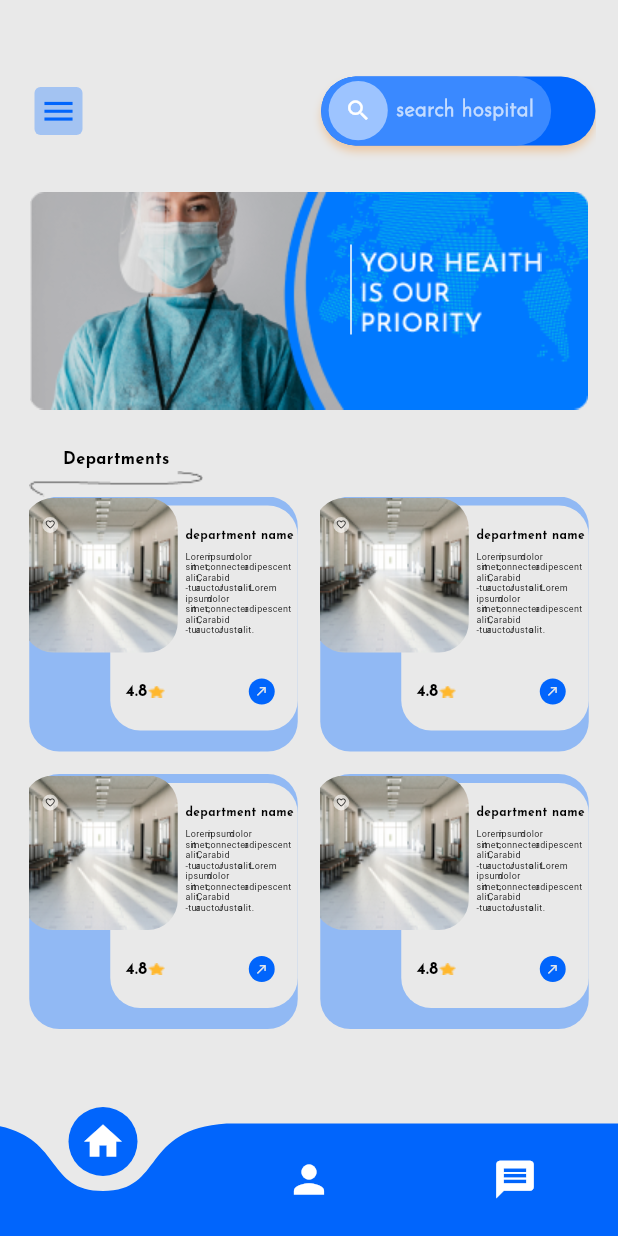
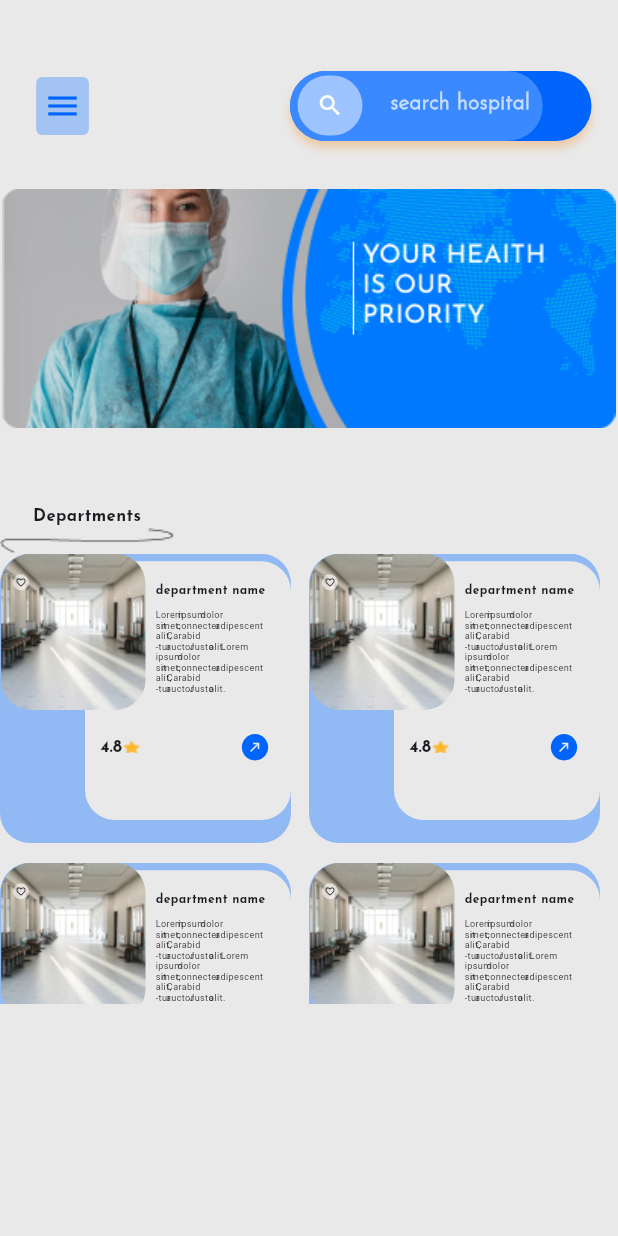
Before and after one commit to zeinaabdelnaby/task1, a Flutter app: the HomeScreen screen opened directly, on a phone screen of 412 x 824 dp. Run offline on Flutter 3.47's test engine with Material 3 defaults, Android fonts, the phone set to English and light mode, and no system bars; drawn by our look-alikes of curved_navigation_bar; our stand-ins replace flutter_screenutil, font_awesome_flutter, go_router, simple_gradient_text, syncfusion_flutter_datepicker; missing offline and left inert: autocomplete_textfield, flutter_custom_carousel_slider; Roboto replaces fonts that are missing (JosefinSans_SimiBold).

Commit message:
edits done

```diff
--- a/lib/core/utils/app_routing.dart
+++ b/lib/core/utils/app_routing.dart
@@ -92,7 +92,7 @@ abstract class AppRouters {
       ),
       GoRoute(
         path: kinfoHospitalScreen,
-        builder: (context, state) => const InfoHospitalScreen(),
+        builder: (context, state) =>  InfoHospitalScreen(),
       ),
       GoRoute(
         path: kreservationScreen,
--- a/lib/core/widgets/custom_rawMaterialButton.dart
+++ b/lib/core/widgets/custom_rawMaterialButton.dart
@@ -2,6 +2,7 @@
 
 import 'package:flutter/material.dart';
 import 'package:flutter_grad_project/core/utils/app_routing.dart';
+import 'package:flutter_screenutil/flutter_screenutil.dart';
 import 'package:go_router/go_router.dart';
 
 class CustomRawMaterialButton extends StatelessWidget {
@@ -19,14 +20,14 @@ class CustomRawMaterialButton extends StatelessWidget {
         },
         child: Icon(
           icon,
-          size: 25,
+          size: 25.sp,
           color: const Color(0xFF0165FC),
         ),
       ),
       onPressed: () {},
-      constraints: const BoxConstraints.tightFor(
-        width: 32,
-        height: 32,
+      constraints:  BoxConstraints.tightFor(
+        width: 32.w,
+        height: 38.h,
       ),
       shape: RoundedRectangleBorder(borderRadius: BorderRadius.circular(4)),
       fillColor: const Color(0xFF3A89FF).withOpacity(.4),
--- a/lib/core/widgets/custom_starRow.dart
+++ b/lib/core/widgets/custom_starRow.dart
@@ -1,4 +1,5 @@
 import 'package:flutter/material.dart';
+import 'package:flutter_screenutil/flutter_screenutil.dart';
 
 class StarRow extends StatelessWidget {
   const StarRow({super.key});
@@ -7,11 +8,11 @@ class StarRow extends StatelessWidget {
   Widget build(BuildContext context) {
     return Row(
       children: [
-        const Text(
+         Text(
           "4.8",
           style: TextStyle(
               fontWeight: FontWeight.w400,
-              fontSize: 11,
+              fontSize: 11.sp,
               fontFamily: 'JosefinSans_Bold'),
         ),
         Image.asset("assets/images/star.png")
--- a/lib/core/widgets/custom_subtitle.dart
+++ b/lib/core/widgets/custom_subtitle.dart
@@ -1,6 +1,7 @@
 // ignore_for_file: prefer_const_constructors
 
 import 'package:flutter/material.dart';
+import 'package:flutter_screenutil/flutter_screenutil.dart';
 
 class CustomSubTitle extends StatelessWidget {
   const CustomSubTitle({
@@ -17,7 +18,7 @@ class CustomSubTitle extends StatelessWidget {
       style: TextStyle(
           fontFamily: "JosefinSans_SemiBold",
           fontWeight: FontWeight.w400,
-          fontSize: 16),
+          fontSize: 16.sp),
     );
   }
 }
--- a/lib/features/explore/home/presentation/screen/home_screen.dart
+++ b/lib/features/explore/home/presentation/screen/home_screen.dart
@@ -2,6 +2,7 @@ import 'package:flutter/material.dart';
 import 'package:flutter_grad_project/core/widgets/custom_navbar.dart';
 import 'package:flutter_grad_project/core/widgets/custom_rawMaterialButton.dart';
 import 'package:flutter_grad_project/features/explore/home/presentation/widgets/custom_stack.dart';
+import 'package:flutter_screenutil/flutter_screenutil.dart';
 
 class HomeScreen extends StatefulWidget {
   const HomeScreen({super.key});
@@ -15,13 +16,15 @@ class _HomeScreenState extends State<HomeScreen> {
   Widget build(BuildContext context) {
     return Scaffold(
       backgroundColor: const Color(0xFFE9E9E9),
-      bottomNavigationBar: const CustomNavBar(),
-      body: Padding(
-        padding: const EdgeInsets.symmetric(vertical: 50.0, horizontal: 15),
-        child: SingleChildScrollView(
+      // bottomNavigationBar: const CustomNavBar(),
+      body: SingleChildScrollView(
+        child: Padding(
+          padding: EdgeInsets.only(top:46.0.h),
           child: Column(
             children: [
-              Row(
+              Padding(
+                padding:  EdgeInsets.symmetric(horizontal: 16.1.w),
+                child: Row(
                   mainAxisAlignment: MainAxisAlignment.spaceBetween,
                   children: [
                     const CustomRawMaterialButton(
@@ -30,32 +33,32 @@ class _HomeScreenState extends State<HomeScreen> {
                     Stack(
                       children: [
                         Container(
-                        width: 182.9,
-                        height: 46,
+                          width: 182.9.w,
+                          height: 46.h,
                           decoration: BoxDecoration(
                             color: const Color(0xFF0165FC),
-                          borderRadius: BorderRadius.circular(25),
+                            borderRadius: BorderRadius.circular(25.dg),
                             boxShadow: [
                               BoxShadow(
                                 color: const Color(0xFFEDA963).withOpacity(.5),
-                              blurRadius: 4,
-                              offset: const Offset(0, 4),
+                                blurRadius: 4.dg,
+                                offset:  Offset(0.dg, 4.dg),
                               ),
                             ],
                           ),
                         ),
                         Container(
-                        width: 153.33,
-                        height: 46,
+                          width: 153.33.w,
+                          height: 46.h,
                           decoration: BoxDecoration(
                               color: const Color(0xFF3A89FF),
-                            borderRadius: BorderRadius.circular(25)),
+                              borderRadius: BorderRadius.circular(25.dg)),
                           child: Padding(
-                          padding: const EdgeInsets.only(left: 50.0, top: 12),
+                            padding:  EdgeInsets.only(left: 60.dg, top: 10.dg),
                             child: Text(
                               "search hospital",
                               style: TextStyle(
-                                fontSize: 14,
+                                  fontSize: 14.sp,
                                   fontFamily: 'JosefinSans_Light',
                                   color: const Color(0xFFFFFFFF).withOpacity(.7),
                                   fontWeight: FontWeight.w900),
@@ -66,17 +69,17 @@ class _HomeScreenState extends State<HomeScreen> {
                           top: 3,
                           left: 5,
                           child: Container(
-                          width: 39.43,
-                          height: 39.43,
+                            width: 39.43.w,
+                            height: 39.43.h,
                             decoration: BoxDecoration(
                                 color: const Color(0xFFFFFFFF).withOpacity(.5),
-                              borderRadius: BorderRadius.circular(25)),
+                                borderRadius: BorderRadius.circular(25.dg)),
                             child: IconButton(
                                 onPressed: () {},
-                              icon: const Icon(
+                                icon:  Icon(
                                   Icons.search,
                                   color: Color(0xFFFFFFFF),
-                                size: 18,
+                                  size: 18.07,
                                 )),
                           ),
                         ),
@@ -84,21 +87,22 @@ class _HomeScreenState extends State<HomeScreen> {
                     )
                   ],
                 ),
-              const SizedBox(height: 30),
+              ),
+               SizedBox(height: 31.h),
+              Stack(
+                children: [
                   Container(
-                decoration: BoxDecoration(
-                    color: const Color(0xFFFFFFFF).withOpacity(.5),
-                    borderRadius: BorderRadius.circular(10)),
-                child: Stack(
-                  children: [
-                    Image.asset(
+                    width: 372.w,
+                    child: Image.asset(
                       "assets/images/banner.png",
+                      fit: BoxFit.cover,
                     ),
-                    const Positioned(
+                  ),
+                   Positioned(
                     top: 35,
-                      left: 206,
+                    left: 226,
                     child: SizedBox(
-                        height: 60,
+                      height: 61.h,
                       child: VerticalDivider(
                         color: Color(0xFFFFFFFF),
                         thickness: 1,
@@ -106,44 +110,45 @@ class _HomeScreenState extends State<HomeScreen> {
                     ),
                   ),
                   Positioned(
-                        left: 220,
-                        top: 40,
+                      left: 240,
+                      top: 36,
                       child: Image.asset(
                         "assets/images/text.png",
                       ))
                 ],
               ),
-              ),
-              const SizedBox(
-                height: 25,
+               SizedBox(
+                height: 50.h,
               ),
               Column(
                 crossAxisAlignment: CrossAxisAlignment.start,
                 children: [
                   Column(
                     children: [
-                      const Text(
+                       Text(
                         "Departments",
                         style: TextStyle(
                             fontWeight: FontWeight.w400,
-                            fontSize: 11,
+                            fontSize: 11.sp,
                             fontFamily: 'JosefinSans_Bold'),
                       ),
                       Image.asset("assets/images/vector.png")
                     ],
                   ),
-                  const Wrap(
-                    spacing: 15,
-                    runSpacing: 15,
-                    children: <Widget>[
-                      CustomStack(),
-                      CustomStack(),
-                      CustomStack(),
-                      CustomStack(),
-                      CustomStack(),
-                      CustomStack(),
-                    ],
-                  )
+                  SizedBox(
+                    width: MediaQuery.of(context).size.width,
+                    // height: MediaQuery.of(context).size.height,
+                    height: 300,
+                    child: GridView.builder(
+                                  gridDelegate:
+                    SliverGridDelegateWithFixedCrossAxisCount(crossAxisCount: 2),
+                                  itemBuilder: (_, index) => Padding(
+                                    padding: const EdgeInsets.only(right:12.0),
+                                    child: CustomStack(),
+                                  ),
+                                  itemCount: 6,
+                                ),
+                  ),
                 ],
               ),
             ],
--- a/lib/features/explore/home/presentation/widgets/custom_stack.dart
+++ b/lib/features/explore/home/presentation/widgets/custom_stack.dart
@@ -2,6 +2,7 @@ import 'package:flutter/material.dart';
 import 'package:flutter_grad_project/core/utils/app_routing.dart';
 import 'package:flutter_grad_project/core/widgets/custom_read_more_button.dart';
 import 'package:flutter_grad_project/core/widgets/custom_starRow.dart';
+import 'package:flutter_screenutil/flutter_screenutil.dart';
 import 'package:go_router/go_router.dart';
 
 class CustomStack extends StatelessWidget {
@@ -16,18 +17,18 @@ class CustomStack extends StatelessWidget {
       child: Stack(
         children: [
           Container(
-              width: 179,
-              height: 170,
+              width: 179.w,
+              height: 190.h,
               decoration: BoxDecoration(
                 color: const Color(0xFF3A89FF).withOpacity(.5),
                 borderRadius: BorderRadius.circular(20),
               )),
           Positioned(
             right: 0,
-            top: 6,
+            top: 5,
             child: Container(
-              width: 125,
-              height: 150,
+              width: 125.w,
+              height: 170.h,
               decoration: BoxDecoration(
                 color: const Color(0xFFE9E9E9),
                 borderRadius: BorderRadius.circular(20),
@@ -36,19 +37,19 @@ class CustomStack extends StatelessWidget {
                 Padding(
                   padding: const EdgeInsets.only(top: 14.0, left: 30),
                   child: Container(
-                    padding: const EdgeInsets.only(left: 20),
-                    child: const Column(
+                    padding: const EdgeInsets.only(left: 17),
+                    child:  Column(
                       crossAxisAlignment: CrossAxisAlignment.start,
                       children: [
                         Text(
                           "department name",
                           style: TextStyle(
                               fontWeight: FontWeight.w400,
-                              fontSize: 8,
+                              fontSize: 8.sp,
                               fontFamily: 'JosefinSans_Bold'),
                         ),
                         SizedBox(
-                          height: 5,
+                          height: 5.77.h,
                         ),
                         Text(
                           "Lorem ipsum dolor \nsit met, connecter adipescent \nalit, Carabid \n-tur auctor Justo alit. Lorem \nipsum dolor \nsit met, connecter adipescent \nalit, Carabid \n-tur auctor Justo alit.",
@@ -56,14 +57,14 @@ class CustomStack extends StatelessWidget {
                               height: 1.2,
                               wordSpacing: -5,
                               fontWeight: FontWeight.w400,
-                              fontSize: 6,
+                              fontSize: 6.sp,
                               fontFamily: 'JosefinSans_SimiBold'),
                         )
                       ],
                     ),
                   ),
                 ),
-                const Padding(
+                 Padding(
                   padding: EdgeInsets.only(top: 100.0),
                   child: Row(
                     mainAxisAlignment: MainAxisAlignment.spaceBetween,
@@ -72,9 +73,9 @@ class CustomStack extends StatelessWidget {
                           padding: EdgeInsets.only(left: 10.0),
                           child: StarRow()),
                       CurtomReadMoreButton(
-                        width: 17.28,
-                        height: 17.28,
-                        size: 9.21,
+                        width: 17.28.w,
+                        height: 17.28.h,
+                        size: 9.21.sp,
                         color: Color(0xFF0165FC),
                       )
                     ],
@@ -84,11 +85,15 @@ class CustomStack extends StatelessWidget {
             ),
           ),
           Positioned(
-            right: 80,
-            top: 1,
+            right: 97,
             child: ClipRRect(
                 borderRadius: BorderRadius.circular(20.0),
-                child: Image.asset("assets/images/hospital.png")),
+                child: Container(
+                  width: 87.56.w,
+                  height: 102.56.h,
+                  child: Image.asset("assets/images/hospital.png",
+                  fit: BoxFit.cover,
+                  ))),
           ),
           Positioned(
             left: -10,
--- a/lib/features/explore/info_hospital/presentation/widgets/custom_check_row.dart
+++ b/lib/features/explore/info_hospital/presentation/widgets/custom_check_row.dart
@@ -1,4 +1,5 @@
 import 'package:flutter/material.dart';
+import 'package:flutter_screenutil/flutter_screenutil.dart';
 
 class CustomCheckRow extends StatelessWidget {
   const CustomCheckRow({super.key});
@@ -12,7 +13,7 @@ class CustomCheckRow extends StatelessWidget {
             elevation: 0.0,
             child: Icon(
               Icons.check,
-              size: 15,
+              size: 15.sp,
               color: Color(0xFFFFFFFF),
             ),
             onPressed: () {},
@@ -29,7 +30,7 @@ class CustomCheckRow extends StatelessWidget {
             color: Color(0xFF000000),
               fontFamily: "JosefinSans_Light",
               fontWeight: FontWeight.w300,
-              fontSize: 11),
+              fontSize: 11.sp),
         )
       ],
     );
```
Also changed, not shown: lib/core/widgets/custom_page_address.dart (+4 -3 lines), lib/features/explore/hospitals/presentation/screen/hospitals_screen.dart (+24 -20 lines), lib/features/explore/hospitals/presentation/widgets/custom_stack2.dart (+16 -17 lines), lib/features/explore/info_hospital/presentation/screen/info_hospital_screen.dart (+43 -25 lines), lib/main.dart (+14 -8 lines), assets/images/slider_shadow.png (added), pubspec.lock. Lines whose indentation alone changed are shown as unchanged.
